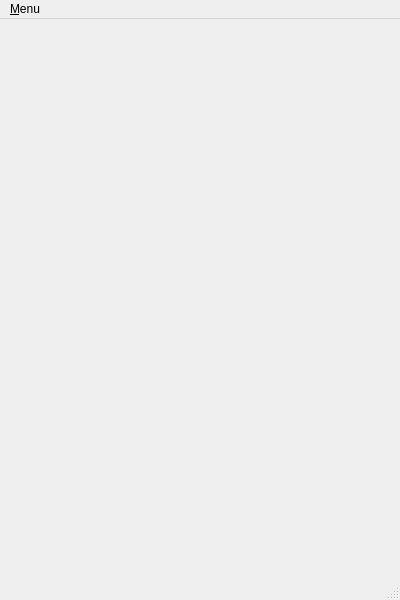
Qt form FiveOfRuler/TechnicianWindow.ui (simneol/JuDeP) before a commit.
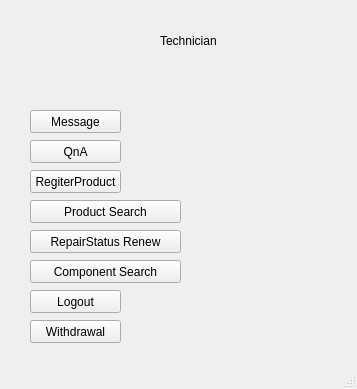
The same form after that commit.

Diff of the .ui file:
```diff
--- a/FiveOfRuler/TechnicianWindow.ui
+++ b/FiveOfRuler/TechnicianWindow.ui
@@ -6,30 +6,141 @@
    <rect>
     <x>0</x>
     <y>0</y>
-    <width>400</width>
-    <height>600</height>
+    <width>357</width>
+    <height>389</height>
    </rect>
   </property>
   <property name="windowTitle">
    <string>FiveOfRuler (Technician)</string>
   </property>
-  <widget class="QWidget" name="centralwidget"/>
+  <widget class="QWidget" name="centralwidget">
+   <widget class="QLabel" name="label">
+    <property name="geometry">
+     <rect>
+      <x>160</x>
+      <y>30</y>
+      <width>111</width>
+      <height>21</height>
+     </rect>
+    </property>
+    <property name="text">
+     <string>Technician</string>
+    </property>
+   </widget>
+   <widget class="QPushButton" name="RegiterProduct">
+    <property name="geometry">
+     <rect>
+      <x>30</x>
+      <y>170</y>
+      <width>91</width>
+      <height>23</height>
+     </rect>
+    </property>
+    <property name="text">
+     <string>RegiterProduct</string>
+    </property>
+   </widget>
+   <widget class="QPushButton" name="RepairStatusrenew">
+    <property name="geometry">
+     <rect>
+      <x>30</x>
+      <y>230</y>
+      <width>151</width>
+      <height>23</height>
+     </rect>
+    </property>
+    <property name="text">
+     <string>RepairStatus Renew</string>
+    </property>
+   </widget>
+   <widget class="QPushButton" name="message">
+    <property name="geometry">
+     <rect>
+      <x>30</x>
+      <y>110</y>
+      <width>91</width>
+      <height>23</height>
+     </rect>
+    </property>
+    <property name="text">
+     <string>Message</string>
+    </property>
+   </widget>
+   <widget class="QPushButton" name="productSearch">
+    <property name="geometry">
+     <rect>
+      <x>30</x>
+      <y>200</y>
+      <width>151</width>
+      <height>23</height>
+     </rect>
+    </property>
+    <property name="text">
+     <string>Product Search</string>
+    </property>
+   </widget>
+   <widget class="QPushButton" name="QnA">
+    <property name="geometry">
+     <rect>
+      <x>30</x>
+      <y>140</y>
+      <width>91</width>
+      <height>23</height>
+     </rect>
+    </property>
+    <property name="text">
+     <string>QnA</string>
+    </property>
+   </widget>
+   <widget class="QPushButton" name="logout">
+    <property name="geometry">
+     <rect>
+      <x>30</x>
+      <y>290</y>
+      <width>91</width>
+      <height>23</height>
+     </rect>
+    </property>
+    <property name="text">
+     <string>Logout</string>
+    </property>
+   </widget>
+   <widget class="QPushButton" name="Withdrawal">
+    <property name="geometry">
+     <rect>
+      <x>30</x>
+      <y>320</y>
+      <width>91</width>
+      <height>23</height>
+     </rect>
+    </property>
+    <property name="text">
+     <string>Withdrawal</string>
+    </property>
+   </widget>
+   <widget class="QPushButton" name="compoSearch">
+    <property name="geometry">
+     <rect>
+      <x>30</x>
+      <y>260</y>
+      <width>151</width>
+      <height>23</height>
+     </rect>
+    </property>
+    <property name="text">
+     <string>Component Search</string>
+    </property>
+   </widget>
+  </widget>
   <widget class="QMenuBar" name="menubar">
    <property name="geometry">
     <rect>
      <x>0</x>
      <y>0</y>
-     <width>400</width>
-     <height>31</height>
+     <width>357</width>
+     <height>21</height>
     </rect>
    </property>
-   <widget class="QMenu" name="menu_Menu">
-    <property name="title">
-     <string>&amp;Menu</string>
-    </property>
-    <addaction name="action_Logout"/>
-   </widget>
-   <addaction name="menu_Menu"/>
   </widget>
   <widget class="QStatusBar" name="statusbar"/>
   <action name="action_Logout">
```
Left out of the diff: 7 changed lines with no effect on the pictures.
